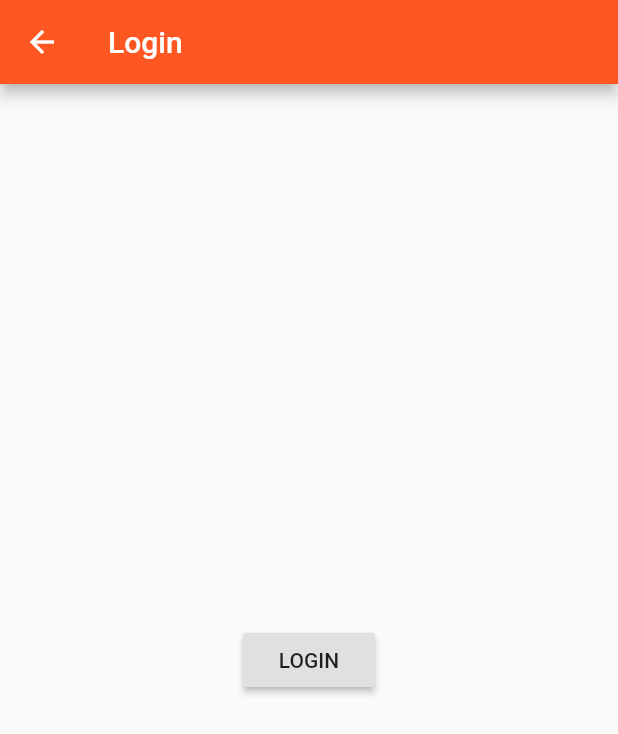
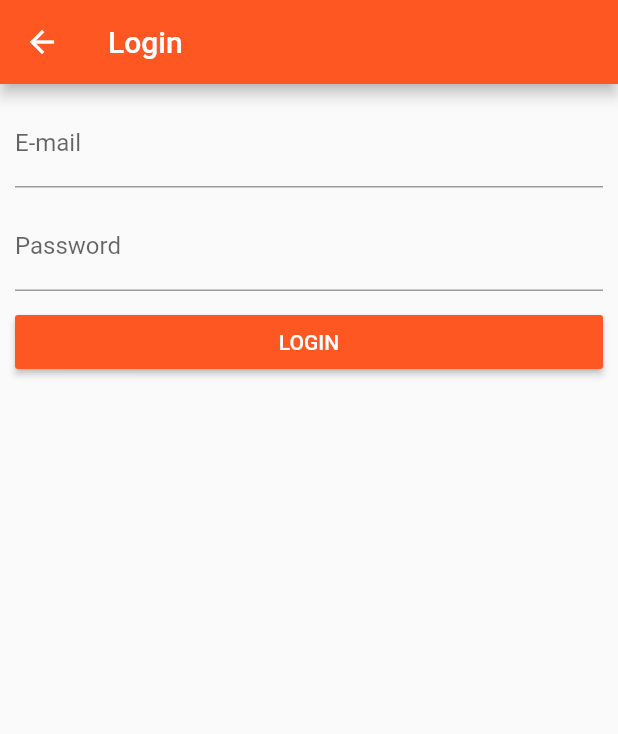
Before and after one commit to GelsonMR/flutter_course, a Flutter app: the AuthPage screen opened directly, on a phone screen of 412 x 824 dp. Shown: the top 734 px of the screen. Run offline on Flutter 3.47's test engine with Material 2 defaults, Android fonts, the phone set to English and light mode, and no system bars.

Commit message:
Added AuthPage TextFields

```diff
--- a/lib/drawer.dart
+++ b/lib/drawer.dart
@@ -16,7 +16,7 @@ class AppDrawer extends StatelessWidget {
           ),
           ListTile(
             title: Text('All products'),
-            onTap: () => Navigator.pushReplacementNamed(context, '/'),
+            onTap: () => Navigator.pushReplacementNamed(context, '/products'),
           ),
           ListTile(
             title: Text('Manage Products'),
--- a/lib/main.dart
+++ b/lib/main.dart
@@ -45,9 +45,9 @@ class _MyAppState extends State<MyApp> {
         accentColor: Colors.deepPurple,
         primarySwatch: Colors.deepOrange,
       ),
-      // home: AuthPage(),
       routes: {
-        '/': (BuildContext context) => ProductsPage(_products),
+        '/': (BuildContext context) => AuthPage(),
+        '/products': (BuildContext context) => ProductsPage(_products),
         '/admin': (BuildContext context) =>
             ProductsAdminPage(_addProduct, _deleteProduct),
       },
--- a/lib/pages/auth.dart
+++ b/lib/pages/auth.dart
@@ -1,20 +1,57 @@
 import 'package:flutter/material.dart';
 
-import './products.dart';
+class AuthPage extends StatefulWidget {
+  @override
+  _AuthPageState createState() => _AuthPageState();
+}
 
-class AuthPage extends StatelessWidget {
+class _AuthPageState extends State<AuthPage> {
+  String _emailValue;
+  String _passwordValue;
+
   @override
   Widget build(BuildContext context) {
     return Scaffold(
       appBar: AppBar(
         title: Text('Login'),
       ),
-      body: Center(
-        child: RaisedButton(
-          child: Text('LOGIN'),
-          onPressed: () {
-            Navigator.pushReplacementNamed(context, '/');
-          },
+      body: Container(
+        margin: EdgeInsets.all(10.0),
+        child: ListView(
+          children: <Widget>[
+            TextField(
+              decoration: InputDecoration(labelText: 'E-mail'),
+              keyboardType: TextInputType.emailAddress,
+              onChanged: (String value) {
+                setState(() {
+                  _emailValue = value;
+                });
+              },
+            ),
+            SizedBox(
+              height: 10.0,
+            ),
+            TextField(
+              decoration: InputDecoration(labelText: 'Password'),
+              obscureText: true,
+              onChanged: (String value) {
+                setState(() {
+                  _passwordValue = value;
+                });
+              },
+            ),
+            SizedBox(
+              height: 10.0,
+            ),
+            RaisedButton(
+              color: Theme.of(context).primaryColor,
+              textColor: Colors.white,
+              child: Text('LOGIN'),
+              onPressed: () {
+                Navigator.pushReplacementNamed(context, '/products');
+              },
+            ),
+          ],
         ),
       ),
     );
--- a/lib/pages/product_create.dart
+++ b/lib/pages/product_create.dart
@@ -66,7 +66,7 @@ class _ProductCreatePageState extends State<ProductCreatePage> {
                 'image': 'assets/food.jpg'
               };
               widget.addProduct(product);
-              Navigator.pushReplacementNamed(context, '/');
+              Navigator.pushReplacementNamed(context, '/products');
             },
           )
         ],
```
